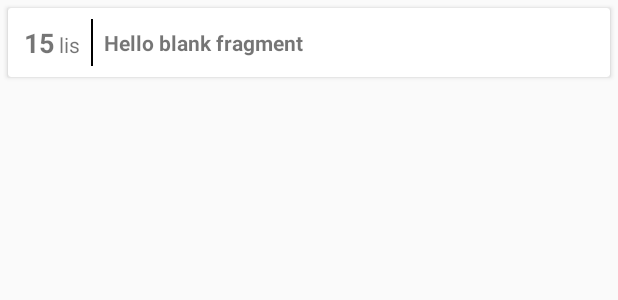
After one commit to Haremun/StudentOrganizer, an Android app: the layout card_view_notification.xml on its own in the app's theme, with its tools: preview values and no code run, on a phone screen of 412 x 824 dp. The commit adds this screen. Shown: the top 300 px of the screen. Run offline under Robolectric (Android 15) with nearby library versions, the phone set to English and light mode, and no system bars.

Commit message:
Notification card, view holder and dialog

```diff
--- a/app/src/main/java/kamilbieg/studentorganizer/Enums/NotesFilter.java
+++ b/app/src/main/java/kamilbieg/studentorganizer/Enums/NotesFilter.java
@@ -6,5 +6,6 @@ public enum NotesFilter {
     CallNotes,
     NotificationNotes,
     ShoppingLists,
-    Study
+    StudyToday,
+    StudyWeek
 }
--- a/app/src/main/java/kamilbieg/studentorganizer/Fragments/StudyFragment.java
+++ b/app/src/main/java/kamilbieg/studentorganizer/Fragments/StudyFragment.java
@@ -3,8 +3,6 @@ package kamilbieg.studentorganizer.Fragments;
 
 import android.os.Bundle;
 import android.support.v4.app.Fragment;
-import android.support.v7.widget.DefaultItemAnimator;
-import android.support.v7.widget.LinearLayoutManager;
 import android.support.v7.widget.RecyclerView;
 import android.view.LayoutInflater;
 import android.view.View;
@@ -41,7 +39,7 @@ public class StudyFragment extends Fragment {
         NotesAdapter notesAdapter = new NotesAdapter(getActivity());
         RecyclerViewGui recyclerViewGui = new RecyclerViewGui(getContext(), recyclerView);
         recyclerViewGui.setRecyclerView(RecyclerViewLayoutType.LinearLayout);
-        notesAdapter.loadNotesToRecyclerView(recyclerView, NotesFilter.Study);
+        notesAdapter.loadNotesToRecyclerView(recyclerView, NotesFilter.StudyToday);
 
         return view;
     }
--- a/app/src/main/res/drawable/ic_phone.xml
+++ b/app/src/main/res/drawable/ic_phone.xml
@@ -1,4 +1,4 @@
 <vector android:height="24dp" android:viewportHeight="512"
     android:viewportWidth="512" android:width="24dp" xmlns:android="http://schemas.android.com/apk/res/android">
-    <path android:fillColor="#000" android:pathData="M256,32c123.5,0 224,100.5 224,224S379.5,480 256,480S32,379.5 32,256S132.5,32 256,32M256,0C114.625,0 0,114.625 0,256s114.625,256 256,256s256,-114.625 256,-256S397.375,0 256,0L256,0zM398.719,341.594l-1.438,-4.375c-3.375,-10.062 -14.5,-20.562 -24.75,-23.375L334.688,303.5c-10.25,-2.781 -24.875,0.969 -32.405,8.5l-13.688,13.688c-49.75,-13.469 -88.781,-52.5 -102.219,-102.25l13.688,-13.688c7.5,-7.5 11.25,-22.125 8.469,-32.406L198.219,139.5c-2.781,-10.25 -13.344,-21.375 -23.406,-24.75l-4.313,-1.438c-10.094,-3.375 -24.5,0.031 -32,7.563l-20.5,20.5c-3.656,3.625 -6,14.031 -6,14.063c-0.688,65.063 24.813,127.719 70.813,173.75c45.875,45.875 108.313,71.345 173.156,70.781c0.344,0 11.063,-2.281 14.719,-5.938l20.5,-20.5C398.688,366.062 402.062,351.656 398.719,341.594z"/>
+    <path android:fillColor="#91DC5A" android:pathData="M256,32c123.5,0 224,100.5 224,224S379.5,480 256,480S32,379.5 32,256S132.5,32 256,32M256,0C114.625,0 0,114.625 0,256s114.625,256 256,256s256,-114.625 256,-256S397.375,0 256,0L256,0zM398.719,341.594l-1.438,-4.375c-3.375,-10.062 -14.5,-20.562 -24.75,-23.375L334.688,303.5c-10.25,-2.781 -24.875,0.969 -32.405,8.5l-13.688,13.688c-49.75,-13.469 -88.781,-52.5 -102.219,-102.25l13.688,-13.688c7.5,-7.5 11.25,-22.125 8.469,-32.406L198.219,139.5c-2.781,-10.25 -13.344,-21.375 -23.406,-24.75l-4.313,-1.438c-10.094,-3.375 -24.5,0.031 -32,7.563l-20.5,20.5c-3.656,3.625 -6,14.031 -6,14.063c-0.688,65.063 24.813,127.719 70.813,173.75c45.875,45.875 108.313,71.345 173.156,70.781c0.344,0 11.063,-2.281 14.719,-5.938l20.5,-20.5C398.688,366.062 402.062,351.656 398.719,341.594z"/>
 </vector>
--- /dev/null
+++ b/app/src/main/res/layout/card_view_notification.xml
@@ -0,0 +1,48 @@
+<?xml version="1.0" encoding="utf-8"?>
+<android.support.v7.widget.CardView
+    xmlns:android="http://schemas.android.com/apk/res/android"
+    android:layout_width="match_parent"
+    android:layout_height="wrap_content"
+    android:layout_margin="5dp"
+    >
+
+    <LinearLayout
+        android:layout_width="match_parent"
+        android:layout_height="wrap_content"
+        android:padding="5dp">
+        <LinearLayout
+            android:layout_width="wrap_content"
+            android:layout_height="wrap_content"
+            android:layout_gravity="center_vertical"
+            android:padding="5dp">
+            <TextView
+                android:layout_width="wrap_content"
+                android:layout_height="wrap_content"
+                android:text="@string/_15"
+                android:textSize="18sp"
+                android:textStyle="bold"
+                android:layout_marginEnd="3dp"/>
+            <TextView
+                android:layout_width="wrap_content"
+                android:layout_height="wrap_content"
+                android:text="@string/lis"
+                />
+        </LinearLayout>
+        <View
+            android:layout_width="1dp"
+            android:layout_height="match_parent"
+            android:background="#000"
+            android:layout_margin="2dp"/>
+
+        <TextView
+            android:id="@+id/text_fast_note"
+            android:layout_width="match_parent"
+            android:layout_height="wrap_content"
+            android:layout_marginStart="5dp"
+            android:text="@string/hello_blank_fragment"
+            android:textStyle="bold"
+            android:layout_gravity="center"/>
+    </LinearLayout>
+
+
+</android.support.v7.widget.CardView>
--- a/app/src/main/res/values/colors.xml
+++ b/app/src/main/res/values/colors.xml
@@ -2,7 +2,7 @@
 <resources>
     <color name="colorPrimary">#1b8dcc</color>
     <color name="colorPrimaryDark">#00609b</color>
-    <color name="colorAccent">#1b8dcc</color>
+    <color name="colorAccent">#91DC5A</color>
 
     <color name="red">#F03030</color>
     <color name="blue">#3030F0</color>
--- a/app/src/main/res/values/strings.xml
+++ b/app/src/main/res/values/strings.xml
@@ -17,6 +17,7 @@
     <string name="add">Dodaj</string>
     <string name="fast_dialog">Szybka notatka</string>
     <string name="call_dialog">Zadzwoń</string>
+    <string name="notif_dialog">Notatka z datą</string>
     <string name="call_hint">Zadzwoń do…</string>
     <string name="phone_hint">888 888 888</string>
     <string name="note_hint">Wpisz notatkę…</string>
```
Also changed, not shown: app/src/main/java/kamilbieg/studentorganizer/Adapters/RecyclerViewAdapter.java (+16 -1 lines), app/src/main/java/kamilbieg/studentorganizer/DialogFragments/NotificationDialog.java (+28 -0 lines), app/src/main/java/kamilbieg/studentorganizer/Fragments/NotesFragment.java (+6 -1 lines), app/src/main/java/kamilbieg/studentorganizer/NotesAdapter.java (+10 -1 lines), app/src/main/java/kamilbieg/studentorganizer/ViewHolders/NotificationNoteViewHolder.java (added, +21 -0 lines), app/src/main/res/layout/card_view_call.xml (+9 -4 lines), app/src/main/res/layout/card_view_fast_note.xml (+7 -35 lines), app/src/main/res/layout/dialog_notification.xml (+23 -3 lines).
